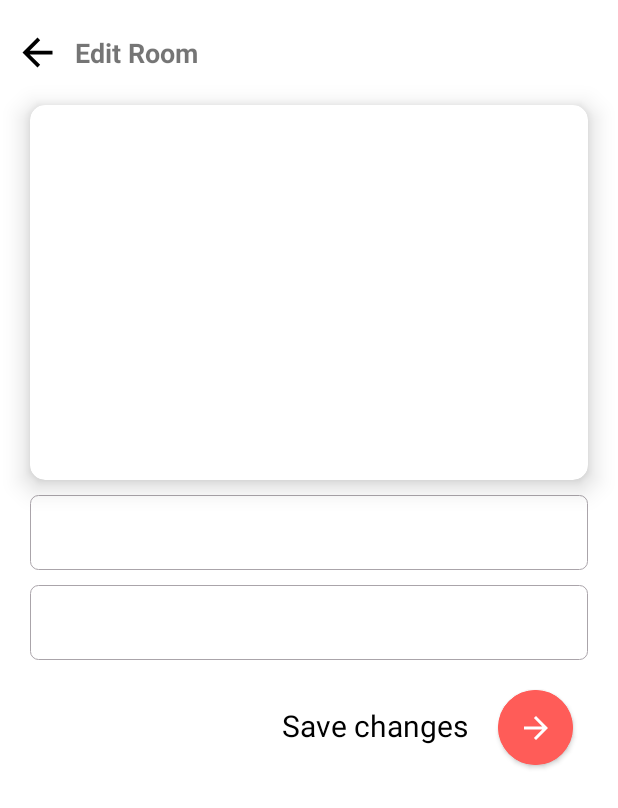
After one commit to leandreisantos/CIElid-Check, an Android app: the layout activity_edit_room.xml on its own in the app's theme, with its tools: preview values and no code run, on a phone screen of 412 x 824 dp. The commit adds this screen. Shown: the top 808 px of the screen. Run offline under Robolectric (Android 15) with nearby library versions, the phone set to English and light mode, and no system bars.

Commit message:
first-commit

```diff
--- a/app/src/main/AndroidManifest.xml
+++ b/app/src/main/AndroidManifest.xml
@@ -9,6 +9,9 @@
         android:roundIcon="@mipmap/ic_launcher_round"
         android:supportsRtl="true"
         android:theme="@style/Theme.CIElid_Check">
+        <activity
+            android:name=".EditRoomActivity"
+            android:exported="false" />
         <activity
             android:name=".ShowEventItem"
             android:exported="false" />
--- /dev/null
+++ b/app/src/main/res/layout/activity_edit_room.xml
@@ -0,0 +1,158 @@
+<?xml version="1.0" encoding="utf-8"?>
+<androidx.constraintlayout.widget.ConstraintLayout xmlns:android="http://schemas.android.com/apk/res/android"
+    xmlns:app="http://schemas.android.com/apk/res-auto"
+    xmlns:tools="http://schemas.android.com/tools"
+    android:layout_width="match_parent"
+    android:layout_height="match_parent"
+    android:background="@color/white"
+    tools:context=".EditRoomActivity">
+
+    <ProgressBar
+        android:id="@+id/pv_login"
+        android:layout_width="80dp"
+        android:layout_height="80dp"
+        android:visibility="gone"
+        android:indeterminateTint="@color/red"
+        app:layout_constraintTop_toTopOf="parent"
+        app:layout_constraintLeft_toLeftOf="parent"
+        app:layout_constraintRight_toRightOf="parent"
+        app:layout_constraintBottom_toBottomOf="parent"/>
+
+    <androidx.constraintlayout.widget.ConstraintLayout
+        android:layout_width="match_parent"
+        android:layout_height="wrap_content"
+        android:layout_marginTop="20dp"
+        app:layout_constraintTop_toTopOf="parent"
+        app:layout_constraintLeft_toLeftOf="parent"
+        app:layout_constraintRight_toRightOf="parent"
+        android:id="@+id/cl1">
+
+        <TextView
+            android:id="@+id/tv_back_er"
+            android:layout_width="30dp"
+            android:layout_height="30dp"
+            android:background="@drawable/back_icon"
+            app:layout_constraintTop_toTopOf="parent"
+            app:layout_constraintLeft_toLeftOf="parent"
+            app:layout_constraintBottom_toBottomOf="parent"
+            android:layout_marginStart="10dp"/>
+
+        <TextView
+            android:id="@+id/tv_title_er"
+            android:layout_width="wrap_content"
+            android:layout_height="wrap_content"
+            android:text="Edit Room"
+            android:textStyle="bold"
+            android:textSize="18sp"
+            app:layout_constraintLeft_toRightOf="@id/tv_back_er"
+            app:layout_constraintTop_toTopOf="parent"
+            app:layout_constraintBottom_toBottomOf="parent"
+            android:layout_marginStart="10dp"/>
+
+    </androidx.constraintlayout.widget.ConstraintLayout>
+
+    <androidx.cardview.widget.CardView
+        android:id="@+id/cv"
+        android:layout_width="match_parent"
+        android:layout_height="250dp"
+        app:cardCornerRadius="10dp"
+        app:layout_constraintTop_toBottomOf="@id/cl1"
+        app:layout_constraintLeft_toLeftOf="parent"
+        app:layout_constraintRight_toRightOf="parent"
+        app:cardElevation="10dp"
+        android:layout_marginStart="20dp"
+        android:layout_marginEnd="20dp"
+        android:layout_marginTop="20dp">
+
+        <ImageView
+            android:id="@+id/iv_er"
+            android:layout_width="match_parent"
+            android:layout_height="match_parent"
+            android:scaleType="centerCrop"/>
+
+
+
+    </androidx.cardview.widget.CardView>
+
+    <EditText
+        android:visibility="gone"
+        android:id="@+id/et_name_er"
+        android:layout_width="match_parent"
+        android:layout_height="50dp"
+        android:padding="10dp"
+        android:background="@drawable/custom_input_et"
+        app:layout_constraintTop_toBottomOf="@id/cv"
+        app:layout_constraintLeft_toLeftOf="parent"
+        app:layout_constraintRight_toRightOf="parent"
+        android:textColor="@color/black"
+        android:layout_marginStart="20dp"
+        android:layout_marginEnd="20dp"
+        android:layout_marginTop="10dp"/>
+
+    <EditText
+        android:id="@+id/et_type_er"
+        android:layout_width="match_parent"
+        android:layout_height="50dp"
+        android:padding="10dp"
+        android:background="@drawable/custom_input_et"
+        app:layout_constraintTop_toBottomOf="@id/et_name_er"
+        app:layout_constraintLeft_toLeftOf="parent"
+        app:layout_constraintRight_toRightOf="parent"
+        android:textColor="@color/black"
+        android:layout_marginStart="20dp"
+        android:layout_marginEnd="20dp"
+        android:layout_marginTop="10dp"/>
+
+    <EditText
+        android:id="@+id/et_floor_er"
+        android:layout_width="match_parent"
+        android:layout_height="50dp"
+        android:background="@drawable/custom_input_et"
+        app:layout_constraintTop_toBottomOf="@id/et_type_er"
+        app:layout_constraintLeft_toLeftOf="parent"
+        app:layout_constraintRight_toRightOf="parent"
+        android:textColor="@color/black"
+        android:layout_marginStart="20dp"
+        android:padding="10dp"
+        android:layout_marginEnd="20dp"
+        android:layout_marginTop="10dp"/>
+
+    <TextView
+        android:id="@+id/tv_sg"
+        app:layout_constraintTop_toBottomOf="@id/et_floor_er"
+        app:layout_constraintRight_toLeftOf="@id/cv_la"
+        android:layout_width="wrap_content"
+        android:layout_height="wrap_content"
+        android:text="Save changes"
+        android:textSize="20sp"
+        android:layout_marginTop="30dp"
+        android:layout_marginEnd="20dp"
+        android:textColor="@color/black"
+        android:fontFamily="sans-serif"/>
+
+    <androidx.cardview.widget.CardView
+        android:id="@+id/cv_la"
+        app:layout_constraintTop_toBottomOf="@id/et_floor_er"
+        app:layout_constraintRight_toRightOf="parent"
+        android:layout_width="50dp"
+        android:layout_height="50dp"
+        app:cardCornerRadius="50dp"
+        android:layout_marginEnd="30dp"
+        android:layout_marginTop="20dp"
+        app:cardBackgroundColor="@color/red">
+
+        <ImageButton
+            android:id="@+id/buttonSignIn"
+            android:layout_width="match_parent"
+            android:layout_height="match_parent"
+            android:src="@drawable/arrow_icon"
+            android:background="@color/red"
+            />
+
+    </androidx.cardview.widget.CardView>
+
+
+
+
+
+</androidx.constraintlayout.widget.ConstraintLayout>
--- a/app/src/main/res/layout/activity_selected_week.xml
+++ b/app/src/main/res/layout/activity_selected_week.xml
@@ -38,6 +38,7 @@
             app:layout_constraintBottom_toBottomOf="parent"/>
 
         <androidx.cardview.widget.CardView
+            android:visibility="gone"
             android:id="@+id/cv_la"
             app:layout_constraintTop_toTopOf="parent"
             app:layout_constraintRight_toRightOf="parent"
```
Also changed, not shown: app/src/main/java/com/example/cielid_check/EditProfileActivity.java (+29 -0 lines), app/src/main/java/com/example/cielid_check/EditRoomActivity.java (added, +117 -0 lines), app/src/main/java/com/example/cielid_check/RoomFragment.java (+45 -3 lines), app/src/main/java/com/example/cielid_check/ScheduleHolder.java (+24 -2 lines), app/src/main/java/com/example/cielid_check/SelectedWeekActivity.java (+26 -0 lines), app/src/main/res/drawable/cross_icon.xml (added, +9 -0 lines), app/src/main/res/layout/activity_edit_profile.xml (+11 -0 lines), app/src/main/res/layout/schedule_item.xml (+11 -0 lines).
